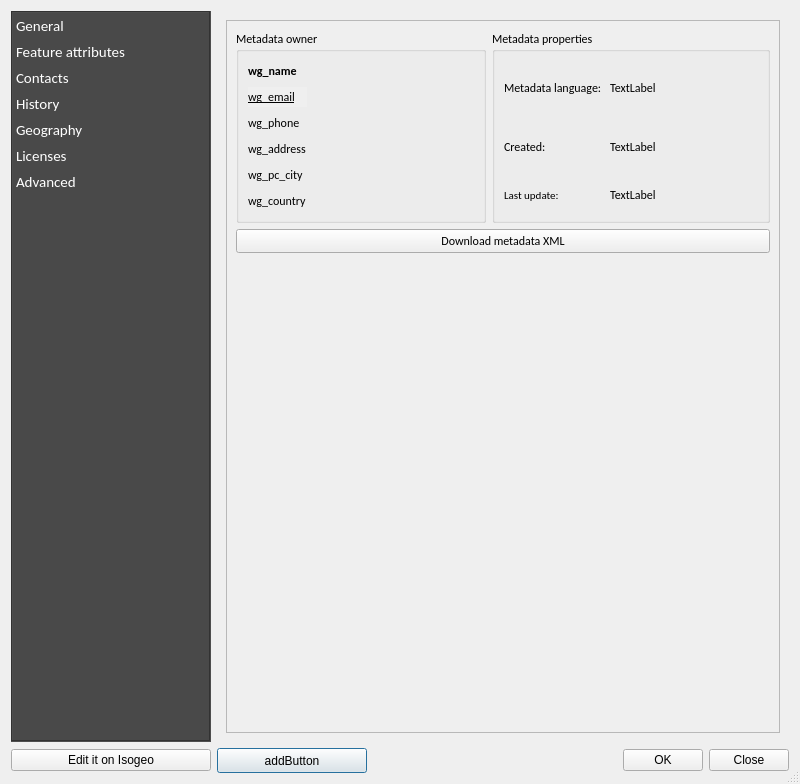
Qt form ui/metadata/ui_md_details.ui (isogeo/isogeo-plugin-qgis) before a commit.
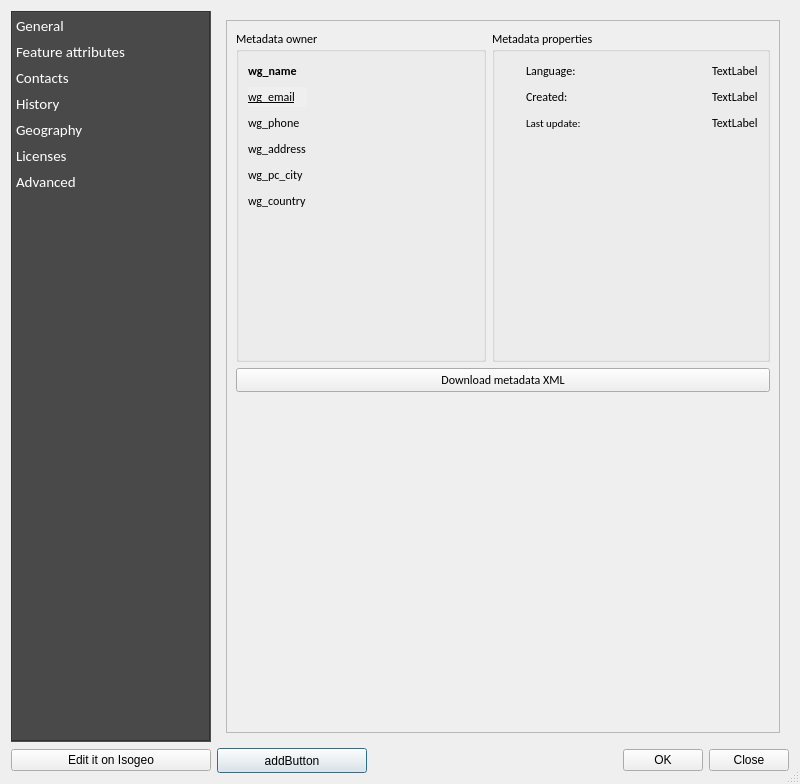
The same form after that commit. The open tabs and pages were chosen to show the change. Icons and pictures are not drawn. Custom widgets are drawn as their Qt base class.

Commit message: fix labels width #117 #64

```diff
--- a/ui/metadata/ui_md_details.ui
+++ b/ui/metadata/ui_md_details.ui
@@ -2370,6 +2370,19 @@
                   </property>
                  </widget>
                 </item>
+                <item row="6" column="1">
+                 <spacer name="verticalSpacer_8">
+                  <property name="orientation">
+                   <enum>Qt::Vertical</enum>
+                  </property>
+                  <property name="sizeHint" stdset="0">
+                   <size>
+                    <width>20</width>
+                    <height>40</height>
+                   </size>
+                  </property>
+                 </spacer>
+                </item>
                </layout>
               </widget>
              </item>
@@ -2391,11 +2404,11 @@
                 <string>Metadata properties</string>
                </property>
                <layout class="QGridLayout" name="gridLayout_10">
-                <item column="0" row="4">
+                <item row="2" column="1">
                  <widget class="QLabel" name="lbl_md_date_update">
                   <property name="maximumSize">
                    <size>
-                    <width>75</width>
+                    <width>200</width>
                     <height>32</height>
                    </size>
                   </property>
@@ -2415,55 +2428,143 @@
                   </property>
                  </widget>
                 </item>
-                <item column="0" row="2">
+                <item row="2" column="0">
+                 <widget class="QLabel" name="ico_md_date_update">
+                  <property name="minimumSize">
+                   <size>
+                    <width>16</width>
+                    <height>16</height>
+                   </size>
+                  </property>
+                  <property name="maximumSize">
+                   <size>
+                    <width>16</width>
+                    <height>16</height>
+                   </size>
+                  </property>
+                  <property name="text">
+                   <string/>
+                  </property>
+                  <property name="pixmap">
+                   <pixmap resource="../../resources.qrc">:/plugins/Isogeo/resources/calendar.svg</pixmap>
+                  </property>
+                  <property name="scaledContents">
+                   <bool>true</bool>
+                  </property>
+                 </widget>
+                </item>
+                <item row="0" column="1">
                  <widget class="QLabel" name="lbl_md_lang">
                   <property name="text">
-                   <string>Metadata language: </string>
+                   <string>Language: </string>
                   </property>
                  </widget>
                 </item>
-                <item column="2" row="2">
+                <item row="0" column="0">
+                 <widget class="QLabel" name="ico_md_lang">
+                  <property name="minimumSize">
+                   <size>
+                    <width>16</width>
+                    <height>16</height>
+                   </size>
+                  </property>
+                  <property name="maximumSize">
+                   <size>
+                    <width>16</width>
+                    <height>16</height>
+                   </size>
+                  </property>
+                  <property name="text">
+                   <string/>
+                  </property>
+                  <property name="pixmap">
+                   <pixmap resource="../../resources.qrc">:/plugins/Isogeo/resources/comment.svg</pixmap>
+                  </property>
+                  <property name="scaledContents">
+                   <bool>true</bool>
+                  </property>
+                 </widget>
+                </item>
+                <item row="0" column="3">
                  <widget class="QLabel" name="val_md_lang">
                   <property name="text">
                    <string>TextLabel</string>
                   </property>
                  </widget>
                 </item>
-                <item column="2" row="4">
+                <item row="0" column="2">
+                 <spacer name="horiz_spacer_val_md_lang">
+                  <property name="orientation">
+                   <enum>Qt::Horizontal</enum>
+                  </property>
+                  <property name="sizeHint" stdset="0">
+                   <size>
+                    <width>470</width>
+                    <height>20</height>
+                   </size>
+                  </property>
+                 </spacer>
+                </item>
+                <item row="1" column="0">
+                 <widget class="QLabel" name="ico_md_date_crea">
+                  <property name="minimumSize">
+                   <size>
+                    <width>16</width>
+                    <height>16</height>
+                   </size>
+                  </property>
+                  <property name="maximumSize">
+                   <size>
+                    <width>16</width>
+                    <height>16</height>
+                   </size>
+                  </property>
+                  <property name="text">
+                   <string/>
+                  </property>
+                  <property name="pixmap">
+                   <pixmap resource="../../resources.qrc">:/plugins/Isogeo/resources/calendar-plus-o.svg</pixmap>
+                  </property>
+                  <property name="scaledContents">
+                   <bool>true</bool>
+                  </property>
+                 </widget>
+                </item>
+                <item row="2" column="3">
                  <widget class="QLabel" name="val_md_date_update">
                   <property name="text">
                    <string>TextLabel</string>
                   </property>
                  </widget>
                 </item>
-                <item column="2" row="3">
+                <item row="2" column="2">
+                 <spacer name="horiz_spacer_val_md_date_update">
+                  <property name="orientation">
+                   <enum>Qt::Horizontal</enum>
+                  </property>
+                  <property name="sizeHint" stdset="0">
+                   <size>
+                    <width>40</width>
+                    <height>20</height>
+                   </size>
+                  </property>
+                 </spacer>
+                </item>
+                <item row="1" column="3">
                  <widget class="QLabel" name="val_md_date_crea">
                   <property name="text">
                    <string>TextLabel</string>
                   </property>
                  </widget>
                 </item>
-                <item column="0" row="3">
+                <item row="1" column="1">
                  <widget class="QLabel" name="lbl_md_date_crea">
                   <property name="text">
                    <string>Created:</string>
                   </property>
                  </widget>
                 </item>
-                <item column="3" row="2">
-                 <spacer name="horiz_spacer_val_md_lang">
-                  <property name="orientation">
-                   <enum>Qt::Horizontal</enum>
-                  </property>
-                  <property name="sizeHint" stdset="0">
-                   <size>
-                    <width>470</width>
-                    <height>20</height>
-                   </size>
-                  </property>
-                 </spacer>
-                </item>
-                <item column="3" row="3">
+                <item row="1" column="2">
                  <spacer name="horiz_spacer_val_md_date_crea">
                   <property name="orientation">
                    <enum>Qt::Horizontal</enum>
@@ -2476,15 +2577,15 @@
                   </property>
                  </spacer>
                 </item>
-                <item column="3" row="4">
-                 <spacer name="horiz_spacer_val_md_date_update">
+                <item row="3" column="1">
+                 <spacer name="vert_spacer_md_properties">
                   <property name="orientation">
-                   <enum>Qt::Horizontal</enum>
+                   <enum>Qt::Vertical</enum>
                   </property>
                   <property name="sizeHint" stdset="0">
                    <size>
-                    <width>40</width>
-                    <height>20</height>
+                    <width>20</width>
+                    <height>40</height>
                    </size>
                   </property>
                  </spacer>
```
Left out of the diff: 507 changed lines with no effect on the pictures.
